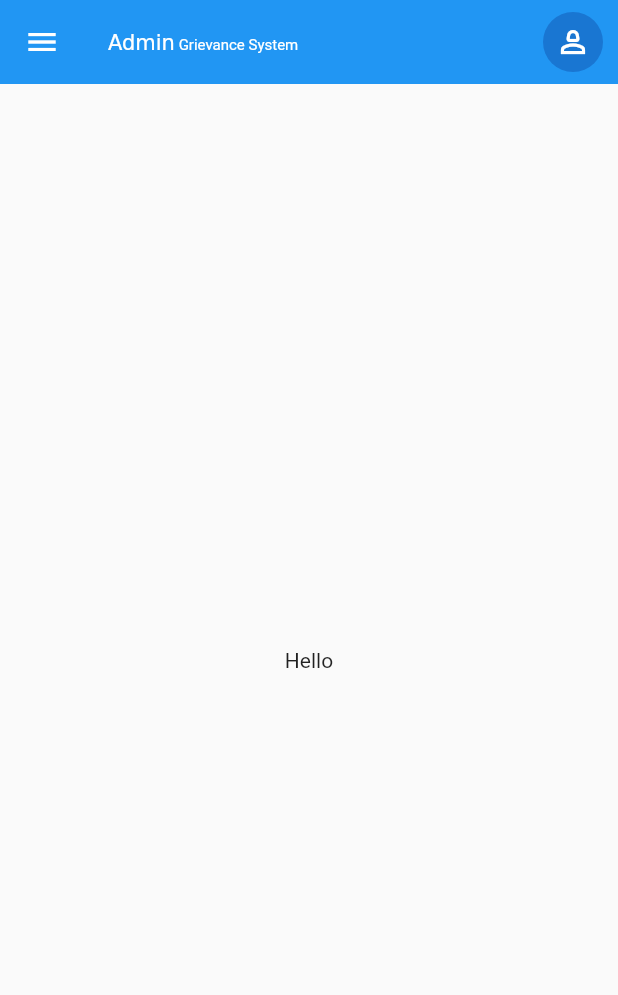
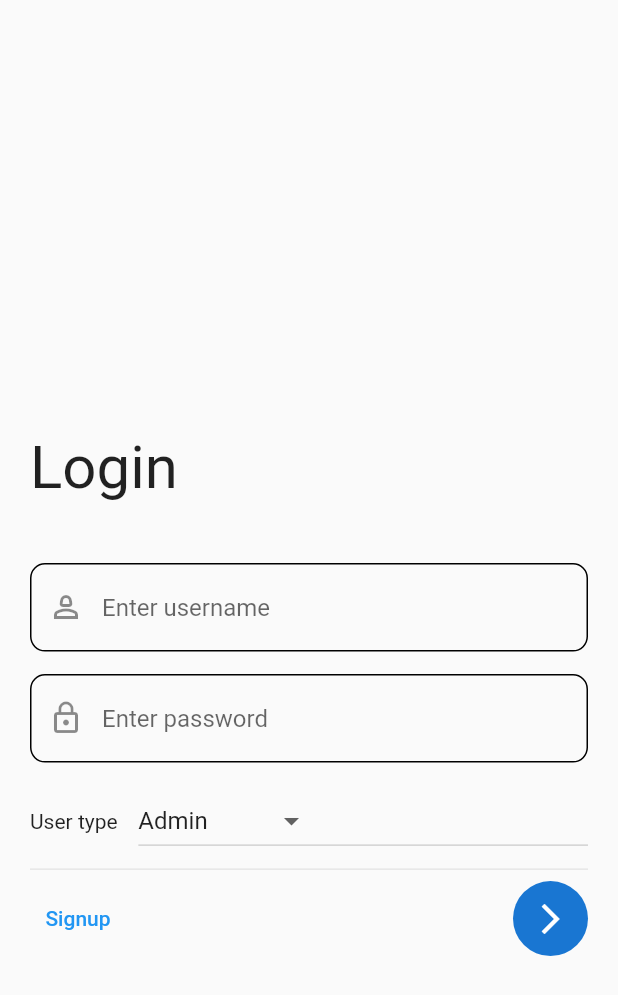
Before and after one commit to PradeepSuthar2003/grievance_system, a Flutter app: the screen it shows after launch, on a phone screen of 412 x 824 dp. Shown: the top 995 px of the screen. Run offline on Flutter 3.47's test engine with Material 2 defaults, Android fonts, the phone set to English and light mode, and no system bars.

Commit message:
setup_login_signup_pages

```diff
--- a/lib/admin/screens/admin_profile_page.dart
+++ b/lib/admin/screens/admin_profile_page.dart
@@ -28,11 +28,12 @@ class AdminProfilePage extends StatelessWidget{
                 children: [
                   const SizedBox(height: 20,),
                   Row(
-                    mainAxisAlignment: MainAxisAlignment.start,
+                    mainAxisAlignment: MainAxisAlignment.spaceBetween,
                     children: [
                       RoundedButton().roundedButton(icon: Icons.arrow_back,radius: 20,onClick: (){
                         Navigator.pop(context);
                       }),
+                      const Text("pogpks"),
                     ],
                   ),
                   const Divider(),
--- /dev/null
+++ b/lib/authentication/screens/authenticate.dart
@@ -0,0 +1,12 @@
+import 'package:flutter/cupertino.dart';
+
+class Authenticate{
+  BuildContext context;
+  Authenticate({required this. context});
+  Widget checkLogin(){
+    if(true){
+      Navigator.pushNamed(context, 'user_home_page');
+    }
+    return Text("jjje");
+  }
+}
--- /dev/null
+++ b/lib/authentication/screens/login_page.dart
@@ -0,0 +1,61 @@
+import 'package:flutter/material.dart';
+import 'package:lj_grievance/custom_widgets/custom_input_field.dart';
+import 'package:lj_grievance/custom_widgets/rounded_button.dart';
+
+class LoginPage extends StatefulWidget{
+  const LoginPage({super.key});
+
+  @override
+  State<LoginPage> createState() => _LoginPage();
+}
+
+class _LoginPage extends State<LoginPage>{
+
+  List<String> usersType = ['Admin','Cell member','Student'];
+  String? selectedUserType;
+
+  TextEditingController email = TextEditingController();
+  TextEditingController password = TextEditingController();
+
+  @override
+  Widget build(BuildContext context) {
+    selectedUserType = usersType[0];
+    return Scaffold(
+      body: Form(
+        child: Padding(
+          padding: const EdgeInsets.symmetric(horizontal: 20.0),
+          child: Column(
+            crossAxisAlignment: CrossAxisAlignment.start,
+            children: [
+              SizedBox(height: MediaQuery.of(context).size.height * 0.35,),
+              const Text("Login",style: TextStyle(fontSize: 40),),
+              const SizedBox(height: 40,),
+              CustomInputField().customInputField(icon: Icons.person_2_outlined, text: "Enter username", controller: email),
+              const SizedBox(height: 15,),
+              CustomInputField().customInputField(icon: Icons.lock_outline, text: "Enter password", controller: password),
+              const SizedBox(height: 15,),
+              Row(
+                children: [
+                  const Text("User type\t\t\t\t"),
+                  Expanded(
+                    child: DropdownButton(items: usersType.map((String item){
+                      return DropdownMenuItem(value: item,child: Text(item));
+                    }).toList(), onChanged: (val){selectedUserType = val;},value: selectedUserType,),
+                  ),
+                ],
+              ),
+              const Divider(),
+              Row(
+                mainAxisAlignment: MainAxisAlignment.spaceBetween,
+                children: [
+                  TextButton(onPressed: (){}, child: const Text("Signup")),
+                  RoundedButton().roundedButton(icon: Icons.arrow_forward_ios),
+                ],
+              ),
+            ],
+          ),
+        ),
+      ),
+    );
+  }
+}
--- /dev/null
+++ b/lib/authentication/screens/signup_page.dart
@@ -0,0 +1,15 @@
+import 'package:flutter/material.dart';
+
+class SignUpPage extends StatefulWidget{
+  const SignUpPage({super.key});
+
+  @override
+  State<StatefulWidget> createState() => _SignUpPage();
+}
+
+class _SignUpPage extends State<SignUpPage>{
+  @override
+  Widget build(BuildContext context) {
+    return Scaffold();
+  }
+}
--- a/lib/main.dart
+++ b/lib/main.dart
@@ -1,11 +1,13 @@
 import 'package:flutter/material.dart';
 import 'package:lj_grievance/admin/screens/admin_profile_page.dart';
+import 'package:lj_grievance/authentication/screens/login_page.dart';
 import 'package:lj_grievance/cell_members/screens/cell_member_home_page.dart';
 import 'package:lj_grievance/cell_members/screens/cell_member_profile_page.dart';
 import 'package:lj_grievance/cell_members/screens/update_user_grievance_page.dart';
 import 'package:lj_grievance/user/screens/user_home_page.dart';
 import 'package:lj_grievance/user/screens/user_profile_page.dart';
 import 'admin/screens/admin_home_page.dart';
+import 'authentication/screens/authenticate.dart';
 
 void main(){
   runApp(const GrievanceApp());
@@ -17,7 +19,7 @@ class GrievanceApp extends StatelessWidget{
   Widget build(BuildContext context){
     return MaterialApp(
       debugShowCheckedModeBanner: false,
-      initialRoute: 'admin_home_page',
+      initialRoute: 'login_page',
       theme: ThemeData(
         primarySwatch: Colors.blue,
       ),
@@ -29,6 +31,8 @@ class GrievanceApp extends StatelessWidget{
         'cell_member_profile_page':(context) => CellMemberProfilePage(),
         'user_home_page':(context) => const UserHomePage(),
         'user_profile_page':(context) => UserProfilePage(),
+        'authenticate':(context) => Authenticate(context: context).checkLogin(),
+        'login_page':(context) => const LoginPage(),
       },
     );
   }
```
